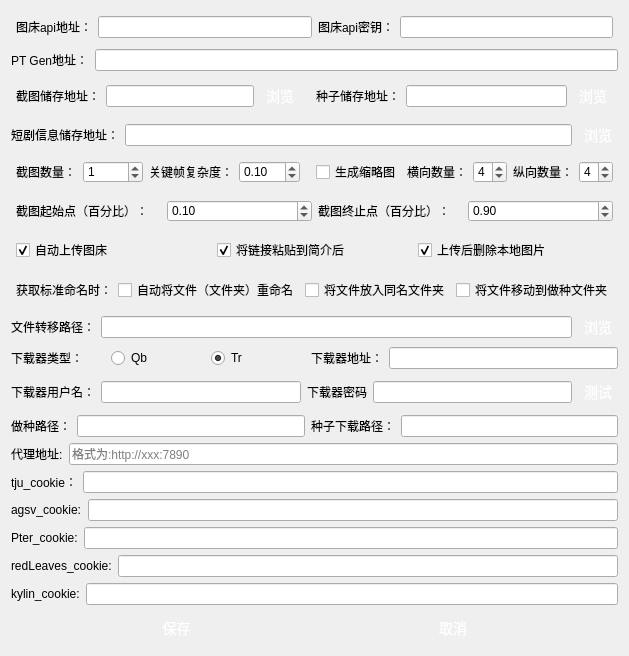
Old version of the form ui/settings.ui in the repository waidosia/ph-bjd-playlet.
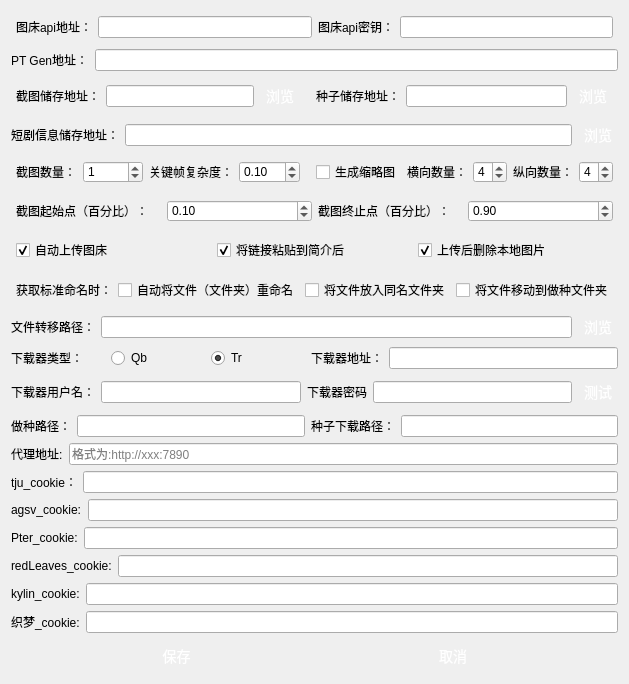
New version of the form.

Commit message: 新增织梦发种，发种时采用多线程，图床增加代理

What changed in the file:
```diff
--- a/ui/settings.ui
+++ b/ui/settings.ui
@@ -7,7 +7,7 @@
     <x>0</x>
     <y>0</y>
     <width>628</width>
-    <height>594</height>
+    <height>627</height>
    </rect>
   </property>
   <property name="windowTitle">
@@ -1425,6 +1425,20 @@
        </item>
       </layout>
      </item>
+     <item>
+      <layout class="QHBoxLayout" name="horizontalLayout_24">
+       <item>
+        <widget class="QLabel" name="label_27">
+         <property name="text">
+          <string>织梦_cookie:</string>
+         </property>
+        </widget>
+       </item>
+       <item>
+        <widget class="QLineEdit" name="dreamCookie"/>
+       </item>
+      </layout>
+     </item>
     </layout>
    </item>
    <item row="14" column="0" colspan="2">
```
Left out of the diff: 66 changed lines with no effect on the pictures. The commit also changes 9 other files.
